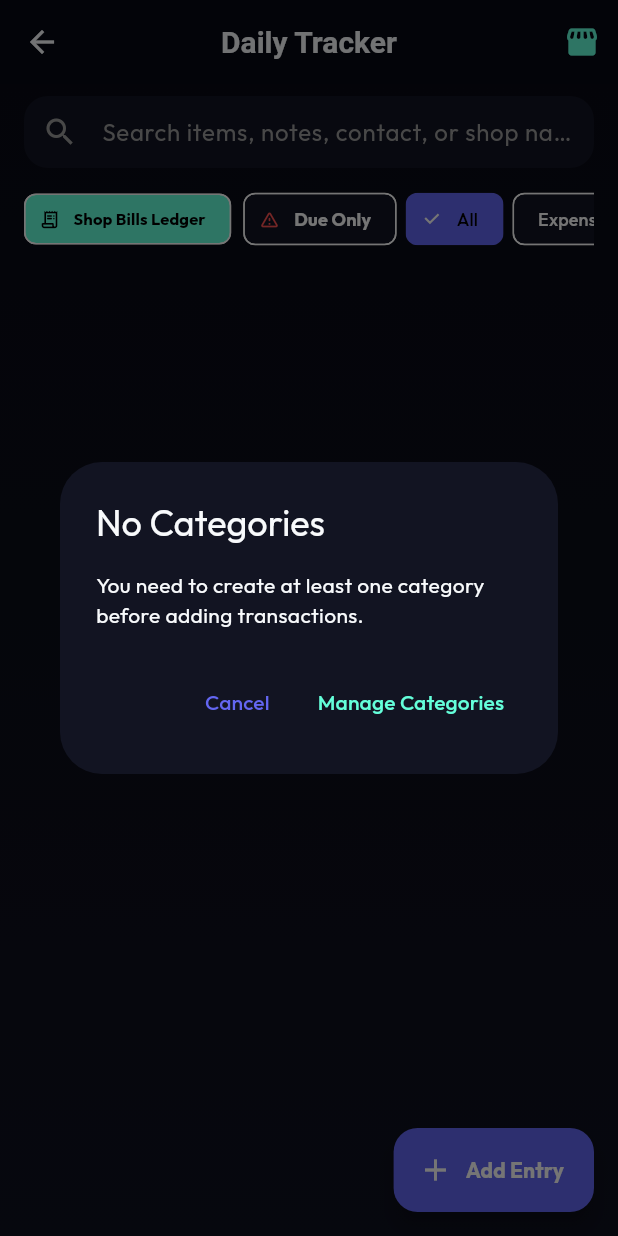
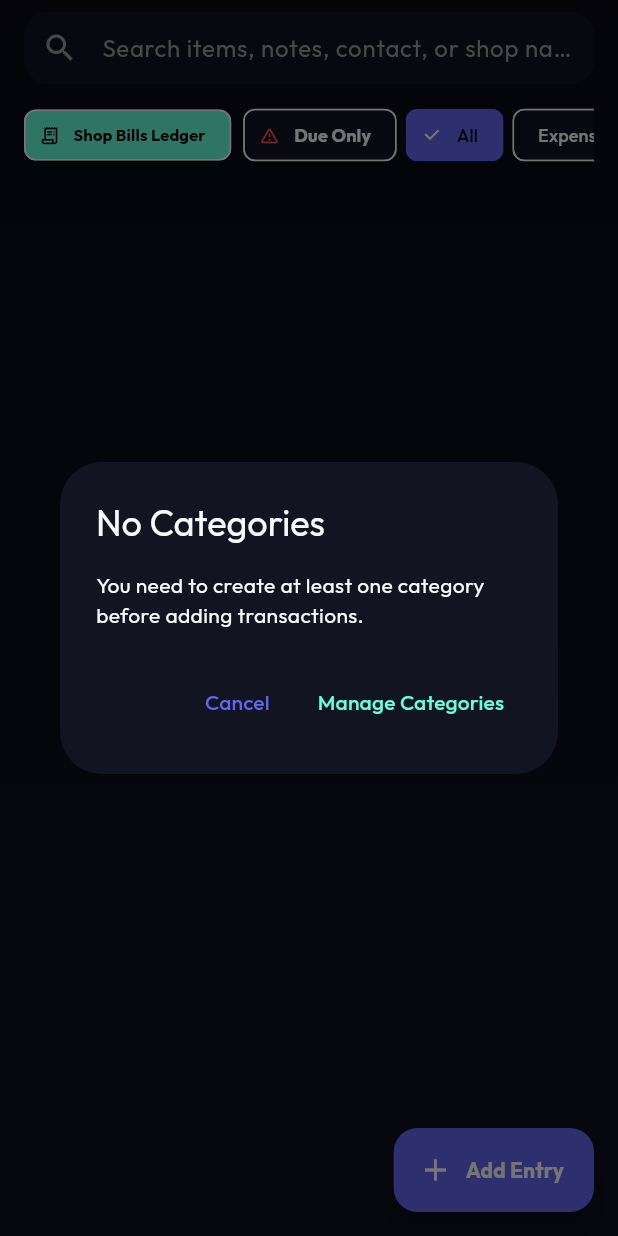
Before and after one commit to SRKT10950/my_wallet, a Flutter app: the DailyTrackerScreen screen opened directly, after a tap on "Add Entry", on a phone screen of 412 x 824 dp. Run offline on Flutter 3.47's test engine with Material 3 defaults, Android fonts, the light colour scheme and no system bars; our stand-ins replace geolocator, google_fonts, image_picker, permission_handler, shared_preferences, sqflite; missing offline and left inert: dart:js_interop, flutter_sms_inbox, google_mlkit_text_recognition, mobile_scanner, postgres; accounts and stored records are empty.

Commit message:
Remove top AppBar header in DailyTrackerScreen to maximize vertical screen space

```diff
--- a/lib/screens/daily_tracker_screen.dart
+++ b/lib/screens/daily_tracker_screen.dart
@@ -138,19 +138,8 @@ class _DailyTrackerScreenState extends State<DailyTrackerScreen> {
     }).toList();
 
     return Scaffold(
-      appBar: AppBar(
-        title: const Text('Daily Tracker'),
-        backgroundColor: Colors.transparent,
-        elevation: 0,
-        actions: [
-          IconButton(
-            icon: const Icon(Icons.storefront_rounded, color: Colors.tealAccent),
-            tooltip: 'Shop Bills & Monthly Ledgers',
-            onPressed: () => _showShopLedgerModal(context),
-          ),
-        ],
-      ),
-      body: Container(
+      body: SafeArea(
+        child: Container(
           decoration: const BoxDecoration(
             gradient: LinearGradient(
               colors: [Color(0xFF080914), Color(0xFF0E111F)],
@@ -454,6 +443,7 @@ class _DailyTrackerScreenState extends State<DailyTrackerScreen> {
                     ),
             ),
           ],
+        ),
       ),
     ),
     floatingActionButton: FloatingActionButton.extended(
```
Lines whose indentation alone changed are shown as unchanged.
